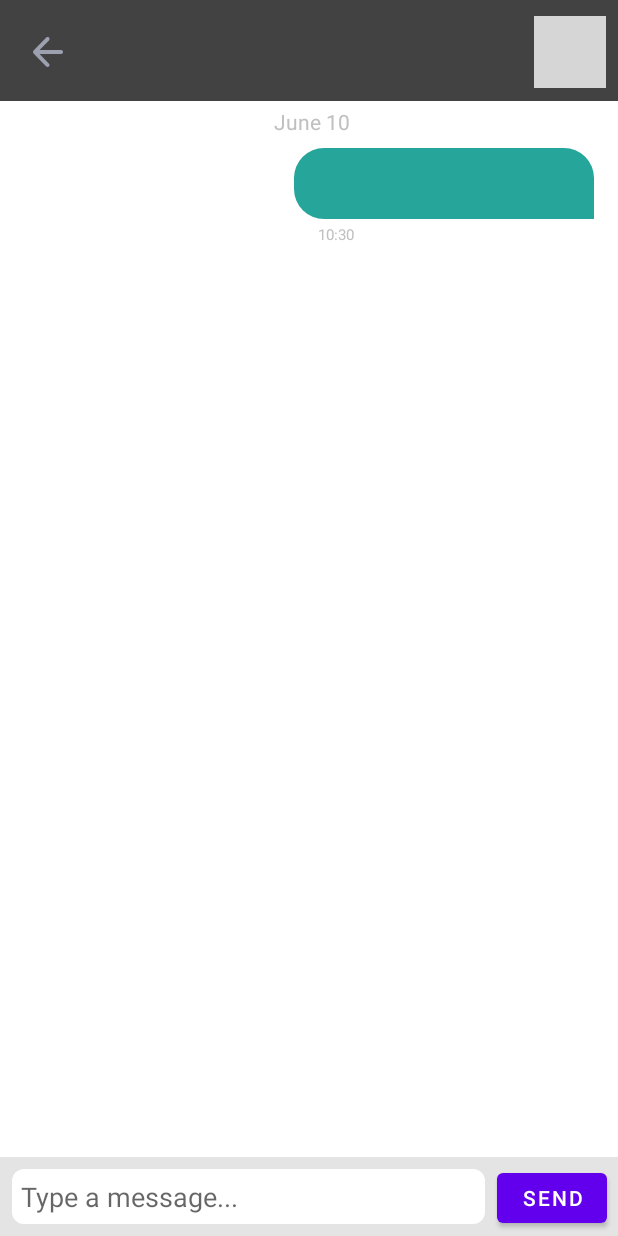
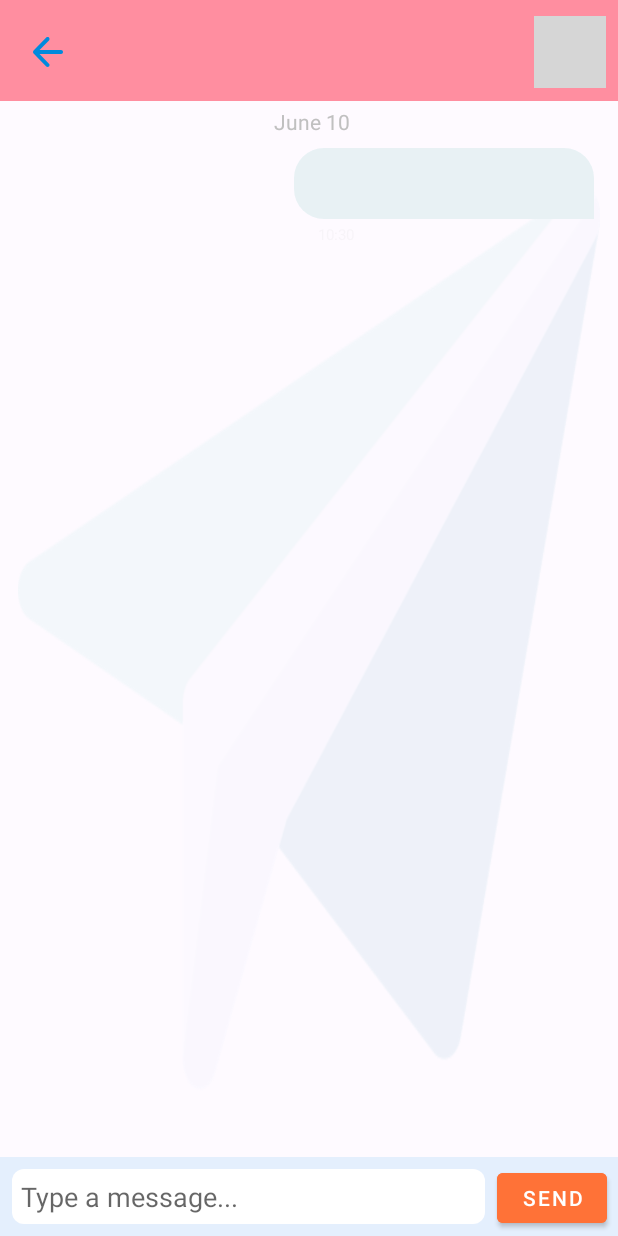
Before and after one commit to Sepehr1812/HodHod, an Android app: the fragment ChatFragment placed in its activity, after a tap on "SEND", on a phone screen of 412 x 824 dp. Run offline under Robolectric (Android 15) with nearby library versions, the phone set to English and light mode, and no system bars; our stand-ins replace Dagger/Hilt's generated code; libraries missing offline, so code that uses them is left out: com.jakewharton.threetenabp; 7 statements that could not run were skipped; grey boxes are pictures that could not be loaded.

Commit message:
add new design for chat fragment

```diff
--- a/app/src/main/res/layout/fragment_chat.xml
+++ b/app/src/main/res/layout/fragment_chat.xml
@@ -4,14 +4,16 @@
     xmlns:tools="http://schemas.android.com/tools"
     android:layout_width="match_parent"
     android:layout_height="match_parent"
-    android:background="@color/white">
+    android:background="#FEFAFF">
 
     <androidx.constraintlayout.widget.Group
         android:layout_width="match_parent"
         android:layout_height="0dp"
-        android:background="@color/cardview_dark_background"
+
         app:layout_constraintBottom_toTopOf="@id/chatTopLineView"
-        app:layout_constraintTop_toTopOf="parent" />
+        app:layout_constraintTop_toTopOf="parent"
+        android:background="#FF8EA0"
+        />
 
     <ImageView
         android:id="@+id/chatMoreImageView"
@@ -23,7 +25,7 @@
         app:layout_constraintBottom_toBottomOf="@id/chatTopLineView"
         app:layout_constraintEnd_toEndOf="parent"
         app:layout_constraintTop_toTopOf="parent"
-        app:tint="#9DA0AF"
+        app:tint="#007C93"
         tools:ignore="ContentDescription" />
 
     <ImageView
@@ -37,7 +39,9 @@
         app:layout_constraintBottom_toBottomOf="@id/chatTopLineView"
         app:layout_constraintStart_toStartOf="parent"
         app:layout_constraintTop_toTopOf="parent"
-        tools:ignore="ContentDescription" />
+        tools:ignore="ContentDescription"
+        app:tint="#008ADD"
+        />
 
     <TextView
         android:id="@+id/chatTitleTextView"
@@ -48,7 +52,9 @@
         app:layout_constraintEnd_toEndOf="parent"
         app:layout_constraintStart_toStartOf="parent"
         app:layout_constraintTop_toTopOf="parent"
-        tools:text="RoomKey" />
+        tools:text="RoomKey"
+        android:textColor="#006F65"
+        />
 
     <View
         android:id="@+id/chatTopLineView"
@@ -75,7 +81,7 @@
         android:layout_width="match_parent"
         android:layout_height="wrap_content"
         android:layout_alignParentBottom="true"
-        android:background="#E4E4E4"
+        android:background="#E4EFFD"
         android:minHeight="50dp"
         android:orientation="horizontal"
         app:layout_constraintBottom_toBottomOf="parent"
@@ -108,7 +114,9 @@
             android:clickable="true"
             android:gravity="center"
             android:text="SEND"
-            android:textSize="14sp" />
+            android:textSize="14sp"
+            android:backgroundTint="#FF7237"
+            />
     </LinearLayout>
 
     <androidx.recyclerview.widget.RecyclerView
@@ -119,6 +127,9 @@
         android:layout_marginTop="12dp"
         android:scrollbars="vertical"
         app:layout_constraintBottom_toTopOf="@id/layoutMessageArea"
-        app:layout_constraintTop_toTopOf="@id/chatTopLineView" />
+        app:layout_constraintTop_toTopOf="@id/chatTopLineView"
+        android:background="@drawable/paper_fly"
+        android:alpha="0.1"
+        />
 
 </androidx.constraintlayout.widget.ConstraintLayout>
--- a/app/src/main/res/layout/fragment_room_list.xml
+++ b/app/src/main/res/layout/fragment_room_list.xml
@@ -4,7 +4,7 @@
     xmlns:tools="http://schemas.android.com/tools"
     android:layout_width="match_parent"
     android:layout_height="match_parent"
-    android:background="@color/purple_200">
+    android:background="#FEF3FF">
 
     <androidx.recyclerview.widget.RecyclerView
         android:id="@+id/roomListRV"
@@ -21,7 +21,7 @@
         android:layout_marginEnd="20dp"
         android:layout_marginBottom="20dp"
         android:background="@drawable/round_button"
-        android:backgroundTint="@color/design_default_color_secondary_variant"
+        android:backgroundTint="#FF7237"
         android:text="@string/plus"
         android:textColor="@color/white"
         android:textSize="32sp"
```
Also changed, not shown: app/src/main/res/drawable/paper_fly.png (added), app/src/main/res/drawable/paper_fly_bak.png (added).
